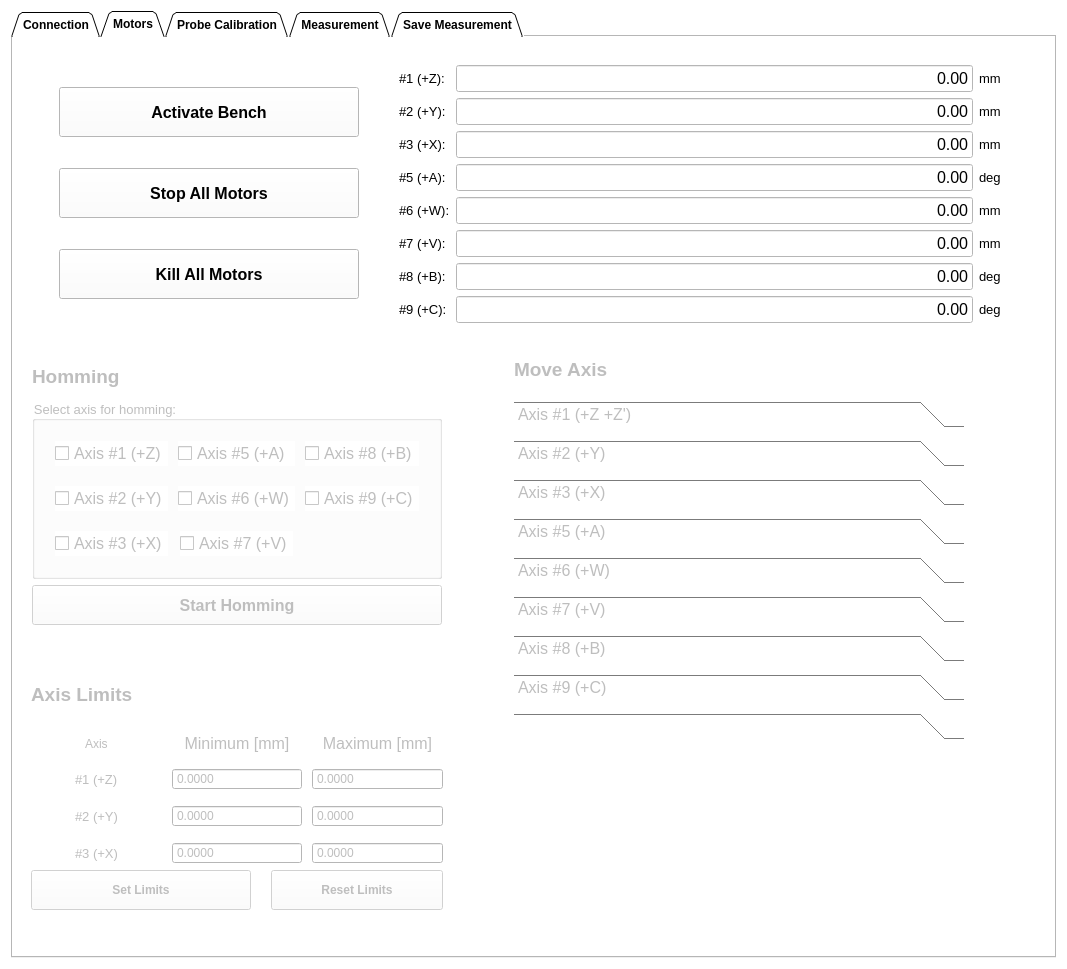
Above: gui/interface.ui from lnls-ima/hall-bench-control before the change. Below: the same form after it.
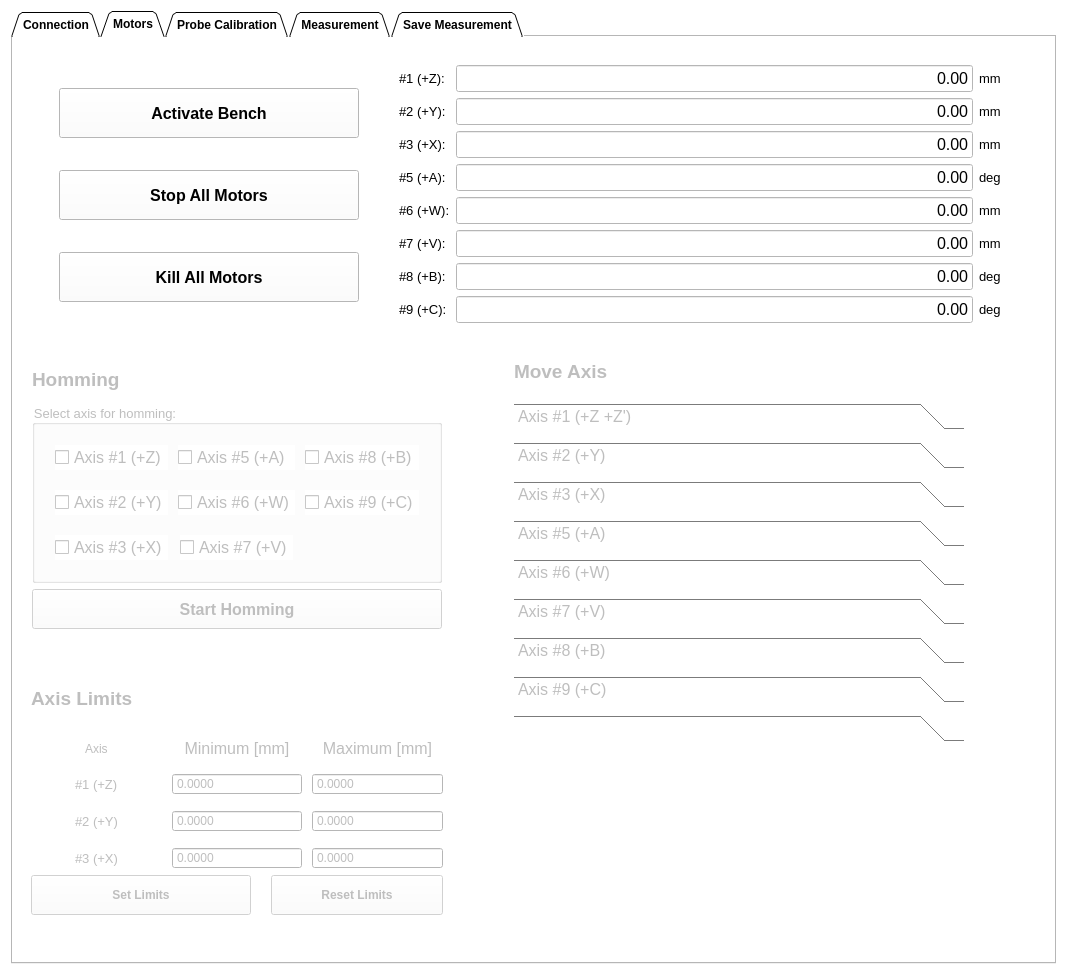
That is the form after the change. The open tabs and pages were chosen to show the change. Icons and pictures are not drawn. Custom widgets are drawn as their Qt base class.

```diff
--- a/gui/interface.ui
+++ b/gui/interface.ui
@@ -7,7 +7,7 @@
     <x>0</x>
     <y>0</y>
     <width>1067</width>
-    <height>969</height>
+    <height>975</height>
    </rect>
   </property>
   <property name="windowTitle">
@@ -2768,7 +2768,7 @@
                <x>0</x>
                <y>0</y>
                <width>450</width>
-               <height>138</height>
+               <height>144</height>
               </rect>
              </property>
              <attribute name="label">
```
